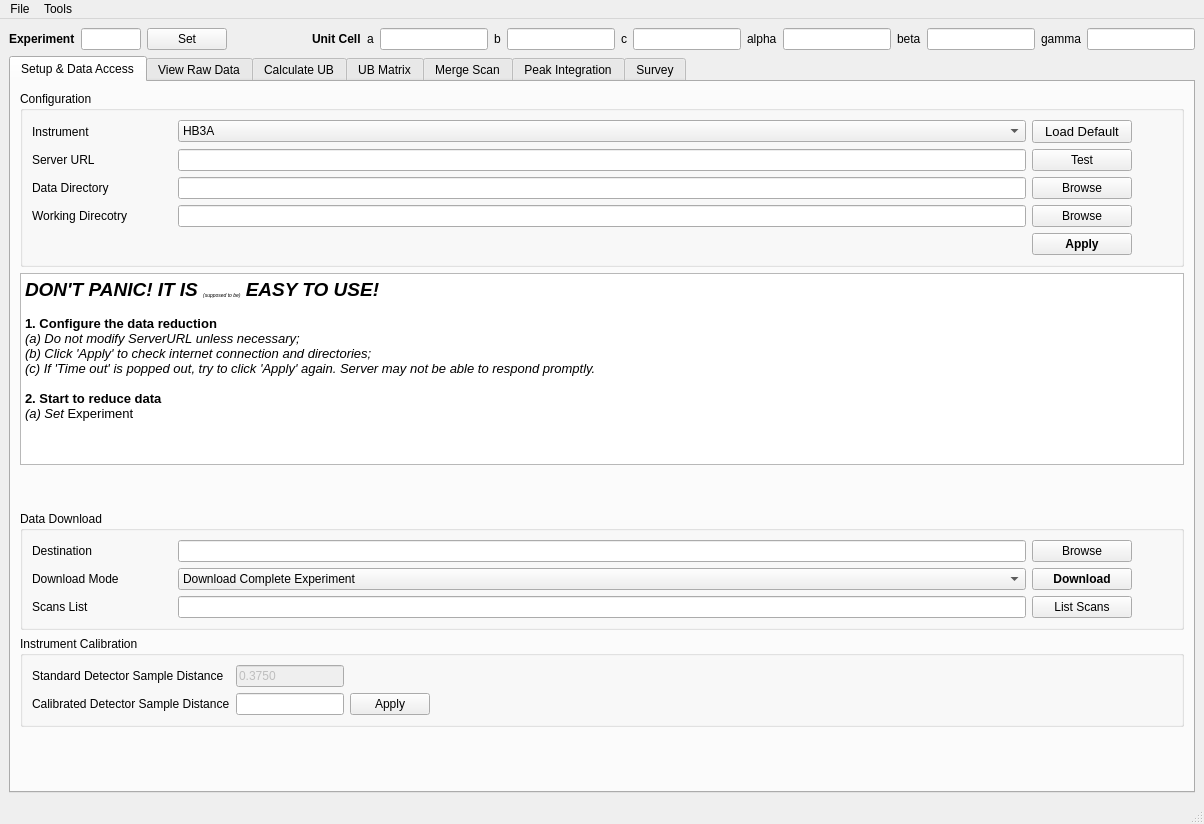
Before: the Qt Designer form scripts/HFIR_4Circle_Reduction/MainWindow.ui in mantidproject/mantid, drawn with Qt 5.
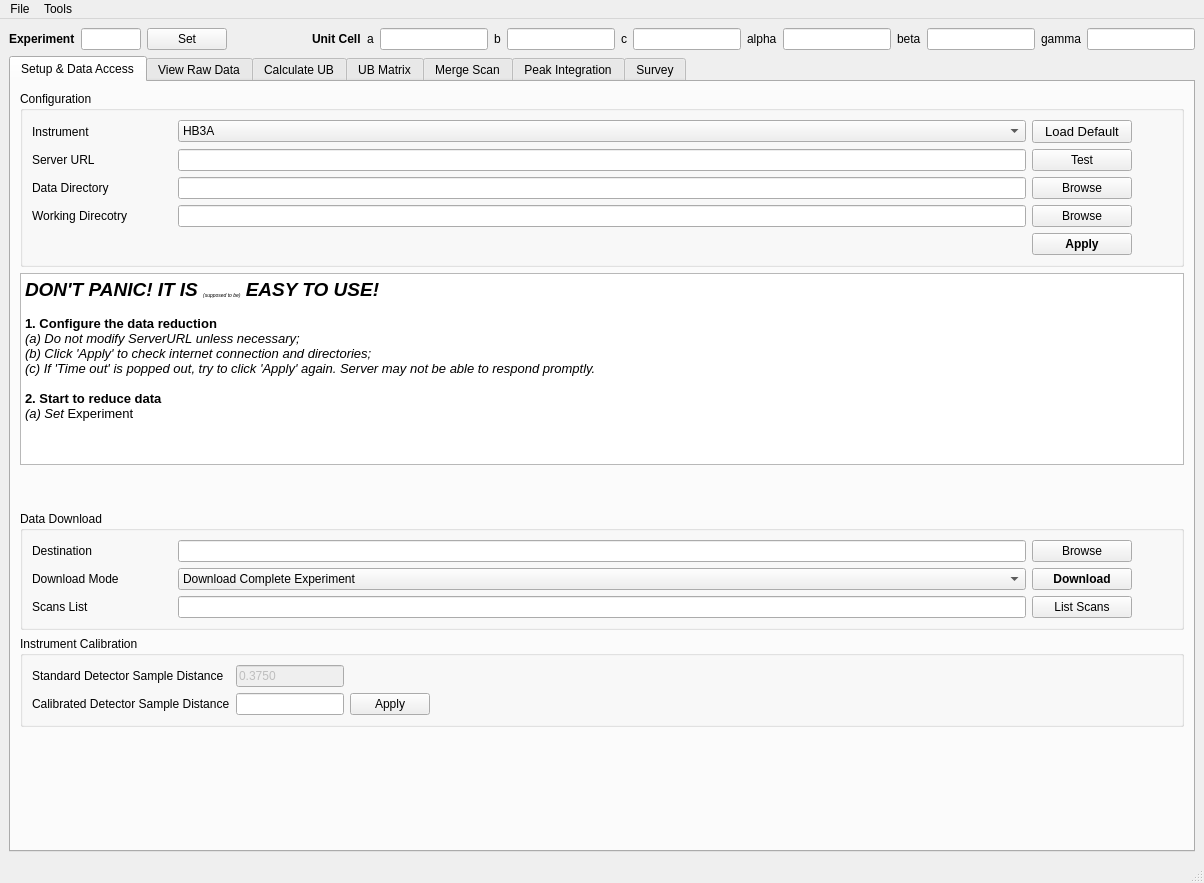
After: the same form once the commit is applied. The open tabs and pages were chosen to show the change. Custom widgets are drawn as their Qt base class.

What changed in the file:
```diff
--- a/scripts/HFIR_4Circle_Reduction/MainWindow.ui
+++ b/scripts/HFIR_4Circle_Reduction/MainWindow.ui
@@ -7,7 +7,7 @@
     <x>0</x>
     <y>0</y>
     <width>1204</width>
-    <height>824</height>
+    <height>883</height>
    </rect>
   </property>
   <property name="windowTitle">
```
Left out of the diff: 70 changed lines with no effect on the pictures.
